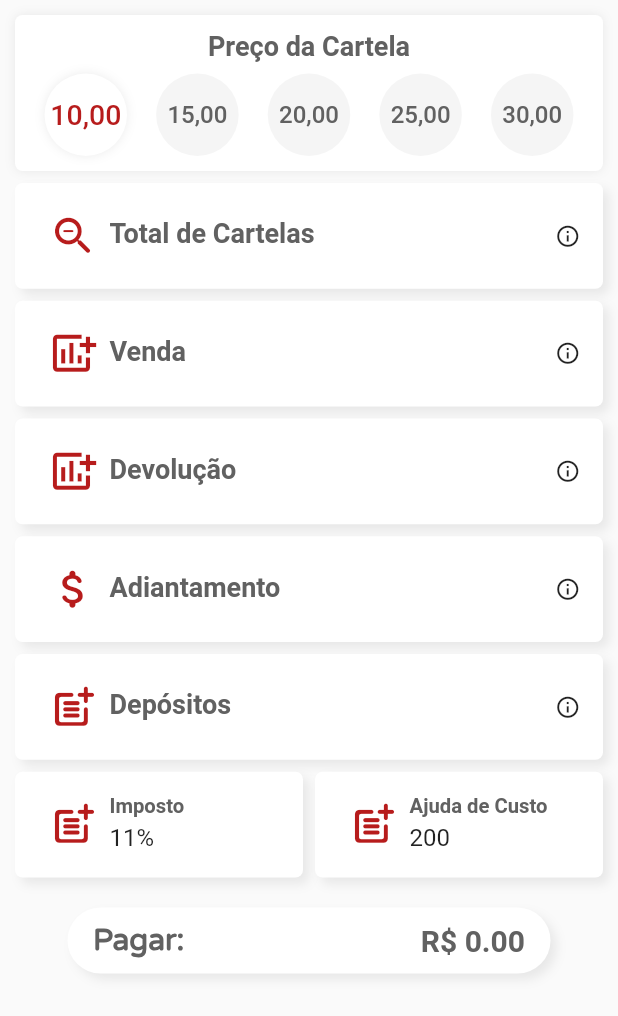
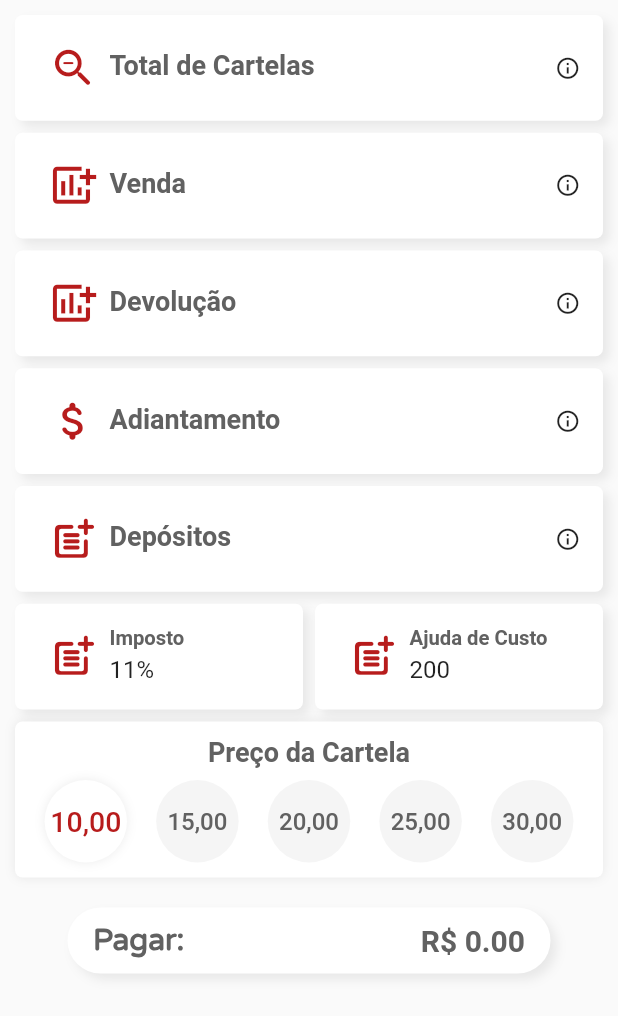
Before and after one commit to JoaoPaulo-Macedo/sales_accounting_app, a Flutter app: the screen it shows after launch, on a phone screen of 412 x 824 dp. Shown: the top 1016 px of the screen. Run offline on Flutter 3.47's test engine with Material 2 defaults, Android fonts, the phone set to English and light mode, and no system bars.

Commit message:
Changed price card position in screen

```diff
--- a/lib/app_designs.dart
+++ b/lib/app_designs.dart
@@ -58,9 +58,9 @@ class AppColors {
   bool get isDarkMode =>
       MediaQuery.of(context).platformBrightness == Brightness.dark;
 
+  Color get redColor => isDarkMode ? Colors.red : Colors.red[900];
+  Color get greyColor => isDarkMode ? Colors.grey[300] : Colors.grey[700];
+  Color get cardColor => isDarkMode ? Color.fromARGB(255, 43, 40, 46) : Colors.white;
   Color get priceCardColor => isDarkMode ? Color.fromARGB(255, 51, 48, 54) : Colors.white;
-  Color get greyColor => isDarkMode ? Colors.grey[300] : Colors.grey[700];
-  Color get secondaryColor => isDarkMode ? Colors.red : Colors.red[900];
-  Color get cardColor => isDarkMode ? Color.fromARGB(255, 43, 40, 46) : Colors.white;
   Color get disabledColor => isDarkMode ? Color.fromARGB(255, 48, 45, 51) : Colors.grey[100];
 }
--- a/lib/main.dart
+++ b/lib/main.dart
@@ -82,8 +82,6 @@ class _MyHomePageState extends State<MyHomePage> {
                 padding: const EdgeInsets.all(10),
                 child: Column(
                   children: [
-                    _priceCard('Preço da Cartela'),
-                    SizedBox(height: spacing),
                     _textFieldCard(
                       title: 'Total de Cartelas',
                       prefixIcon: Icons.zoom_out_rounded,
@@ -135,9 +133,8 @@ class _MyHomePageState extends State<MyHomePage> {
                         text: 'Informe os depósitos.',
                       ),
                     ),
-                    Padding(
-                      padding: EdgeInsets.only(top: spacing),
-                      child: Row(
+                    SizedBox(height: spacing),
+                    Row(
                       children: [
                         Expanded(
                           child: _textFieldCard(
@@ -182,7 +179,8 @@ class _MyHomePageState extends State<MyHomePage> {
                         ),
                       ],
                     ),
-                    ),
+                    SizedBox(height: spacing),
+                    _priceCard('Preço da Cartela'),
                     debtField(debt),
                   ],
                 ),
@@ -229,7 +227,7 @@ class _MyHomePageState extends State<MyHomePage> {
                     ),
                     prefixIcon: Icon(
                       prefixIcon,
-                      color: appColors.secondaryColor,
+                      color: appColors.redColor,
                       size: iconSize,
                     ),
                   ),
@@ -276,7 +274,7 @@ class _MyHomePageState extends State<MyHomePage> {
               style: TextStyle(
                 fontSize: selection == selected ? 19 : 16,
                 color: selection == selected
-                    ? appColors.secondaryColor
+                    ? appColors.redColor
                     : appColors.greyColor,
               ),
             ),
@@ -368,7 +366,7 @@ class _MyHomePageState extends State<MyHomePage> {
         ),
       ),
       style: ElevatedButton.styleFrom(
-        primary: appColors.secondaryColor,
+        primary: appColors.redColor,
         minimumSize: Size(MediaQuery.of(context).size.width - 40, 50),
         elevation: 7,
         shape: RoundedRectangleBorder(
```
Lines whose indentation alone changed are shown as unchanged.
